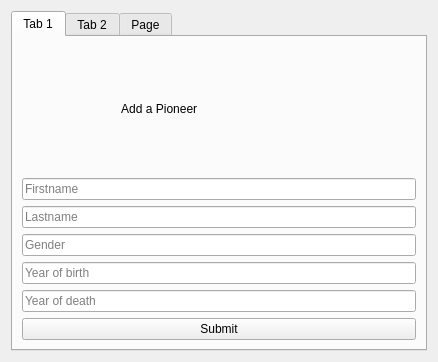
Old version of the form hoopergui/add_widget.ui in the repository VLN1-15-30/fall-project.
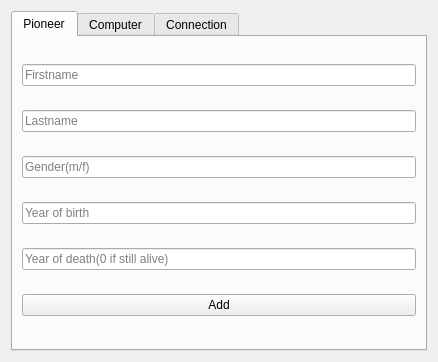
New version of the form. The open tabs and pages were chosen to show the change.

What changed in the file:
```diff
--- a/hoopergui/add_widget.ui
+++ b/hoopergui/add_widget.ui
@@ -21,16 +21,9 @@
      </property>
      <widget class="QWidget" name="tab">
       <attribute name="title">
-       <string>Tab 1</string>
+       <string>Pioneer</string>
       </attribute>
       <layout class="QVBoxLayout" name="verticalLayout_3">
-       <item>
-        <widget class="QLabel" name="label_2">
-         <property name="text">
-          <string>                              Add a Pioneer</string>
-         </property>
-        </widget>
-       </item>
        <item>
         <widget class="QLineEdit" name="input_firstname">
          <property name="placeholderText">
@@ -48,7 +41,7 @@
        <item>
         <widget class="QLineEdit" name="input_gender">
          <property name="placeholderText">
-          <string>Gender</string>
+          <string>Gender(m/f)</string>
          </property>
         </widget>
        </item>
@@ -62,14 +55,14 @@
        <item>
         <widget class="QLineEdit" name="input_yearOfDeath">
          <property name="placeholderText">
-          <string>Year of death</string>
+          <string>Year of death(0 if still alive)</string>
          </property>
         </widget>
        </item>
        <item>
         <widget class="QPushButton" name="pushButton_add_pioneer">
          <property name="text">
-          <string>Submit</string>
+          <string>Add</string>
          </property>
         </widget>
        </item>
@@ -77,7 +70,7 @@
      </widget>
      <widget class="QWidget" name="tab_2">
       <attribute name="title">
-       <string>Tab 2</string>
+       <string>Computer</string>
       </attribute>
       <layout class="QVBoxLayout" name="verticalLayout_2">
        <item>
@@ -126,7 +119,7 @@
      </widget>
      <widget class="QWidget" name="tab_3">
       <attribute name="title">
-       <string>Page</string>
+       <string>Connection</string>
       </attribute>
       <layout class="QVBoxLayout" name="verticalLayout_4">
        <item>
```
Left out of the diff: 20 changed lines with no effect on the pictures.
